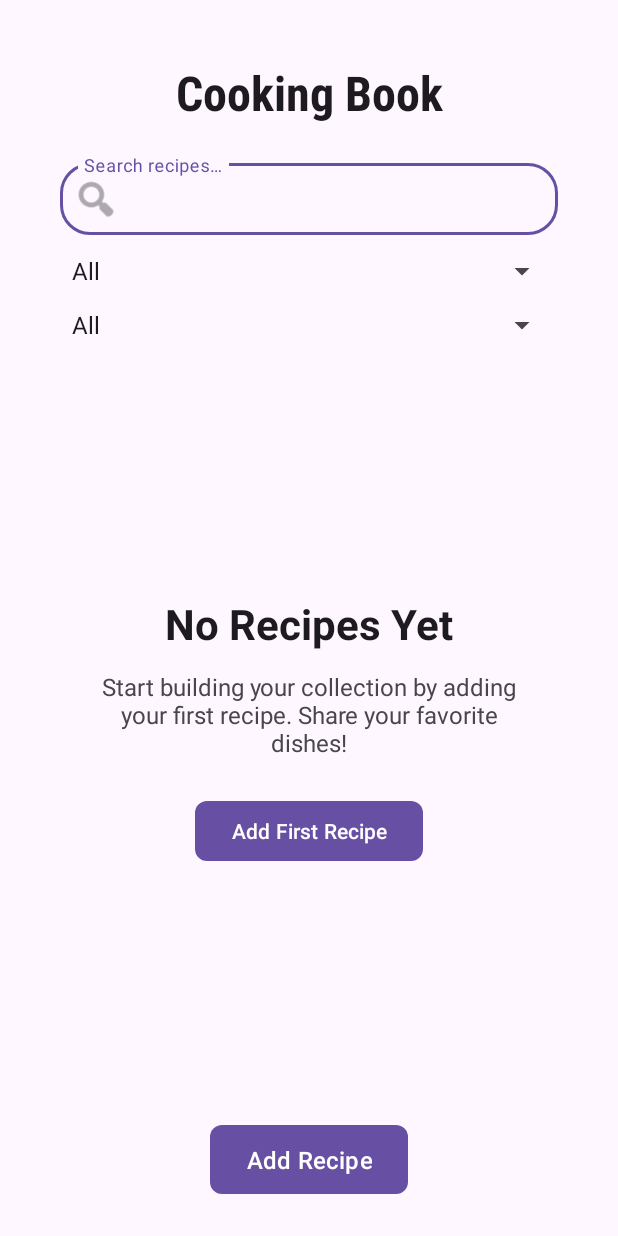
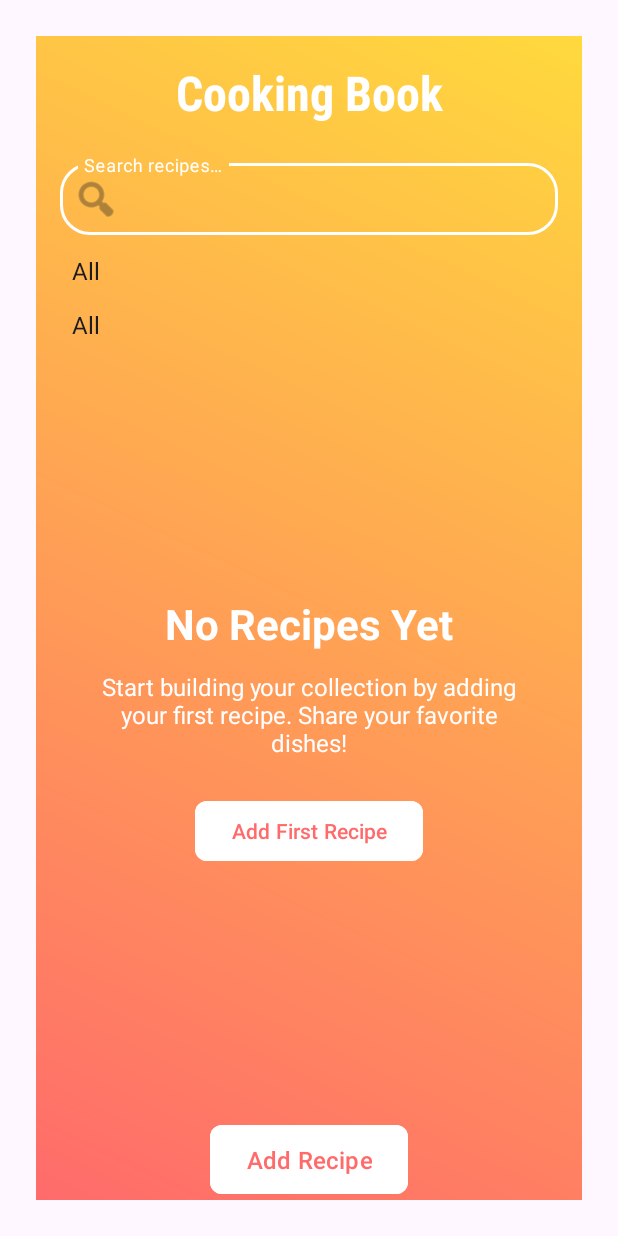
Before and after one commit to Pashinsky38/Cooking-Book, an Android app: the screen it shows after launch (MainActivity), on a phone screen of 412 x 824 dp. Run offline under Robolectric (Android 15) with nearby library versions, the phone set to English and light mode, and no system bars.

Commit message:
Enhance UI with gradient background and color adjustments; add color extraction utility

```diff
--- a/app/build.gradle.kts
+++ b/app/build.gradle.kts
@@ -48,4 +48,7 @@ dependencies {
     // Add Glide for optimized image loading
     implementation(libs.glide)
     annotationProcessor(libs.compiler)
+
+    // For palette
+    implementation(libs.palette.ktx)
 }
--- /dev/null
+++ b/app/src/main/res/drawable/gradient_background.xml
@@ -0,0 +1,8 @@
+<?xml version="1.0" encoding="utf-8"?>
+<shape xmlns:android="http://schemas.android.com/apk/res/android">
+    <gradient
+        android:type="linear"
+        android:angle="45"
+        android:startColor="#FF6B6B"
+        android:endColor="#FFD93D" />
+</shape>
--- a/app/src/main/res/layout/activity_main.xml
+++ b/app/src/main/res/layout/activity_main.xml
@@ -4,9 +4,18 @@
     xmlns:app="http://schemas.android.com/apk/res-auto"
     android:layout_width="match_parent"
     android:layout_height="match_parent"
-    android:background="?android:attr/colorBackground"
     android:fitsSystemWindows="true"
     android:padding="24dp">
+
+    <View
+        android:id="@+id/gradientBackground"
+        android:layout_width="0dp"
+        android:layout_height="0dp"
+        android:background="@drawable/gradient_background"
+        app:layout_constraintTop_toTopOf="parent"
+        app:layout_constraintBottom_toBottomOf="parent"
+        app:layout_constraintStart_toStartOf="parent"
+        app:layout_constraintEnd_toEndOf="parent" />
 
     <TextView
         android:id="@+id/titleTextView"
@@ -15,7 +24,7 @@
         android:layout_marginTop="16dp"
         android:fontFamily="sans-serif-condensed-medium"
         android:text="@string/app_name"
-        android:textColor="?android:attr/textColorPrimary"
+        android:textColor="@android:color/white"
         android:textSize="32sp"
         android:textStyle="bold"
         app:layout_constraintTop_toTopOf="parent"
@@ -35,6 +44,8 @@
         app:boxCornerRadiusTopEnd="20dp"
         app:boxCornerRadiusBottomStart="20dp"
         app:boxCornerRadiusBottomEnd="20dp"
+        app:boxStrokeColor="@android:color/white"
+        app:hintTextColor="@android:color/white"
         app:layout_constraintTop_toBottomOf="@+id/titleTextView"
         app:layout_constraintStart_toStartOf="parent"
         app:layout_constraintEnd_toEndOf="parent">
@@ -47,7 +58,9 @@
             android:inputType="text"
             android:maxLines="1"
             android:paddingTop="12dp"
-            android:paddingBottom="12dp" />
+            android:paddingBottom="12dp"
+            android:textColor="@android:color/white"
+            android:textColorHint="@android:color/white" />
     </com.google.android.material.textfield.TextInputLayout>
 
     <Spinner
@@ -105,7 +118,7 @@
             android:text="@string/empty_state_title"
             android:textSize="28sp"
             android:textStyle="bold"
-            android:textColor="?android:attr/textColorPrimary"
+            android:textColor="@android:color/white"
             android:layout_marginBottom="12dp" />
 
         <TextView
@@ -113,7 +126,7 @@
             android:layout_height="wrap_content"
             android:text="@string/empty_state_message"
             android:textSize="16sp"
-            android:textColor="?android:attr/textColorSecondary"
+            android:textColor="@android:color/white"
             android:gravity="center"
             android:layout_marginBottom="24dp"
             android:paddingStart="32dp"
@@ -124,7 +137,9 @@
             android:text="@string/add_first_recipe"
             android:layout_width="wrap_content"
             android:layout_height="wrap_content"
-            app:cornerRadius="8dp" />
+            app:cornerRadius="8dp"
+            android:backgroundTint="@android:color/white"
+            android:textColor="#FF6B6B" />
     </LinearLayout>
 
     <com.google.android.material.button.MaterialButton
@@ -139,6 +154,8 @@
         android:paddingBottom="12dp"
         android:textSize="16sp"
         app:cornerRadius="8dp"
+        android:backgroundTint="@android:color/white"
+        android:textColor="#FF6B6B"
         app:layout_constraintBottom_toBottomOf="parent"
         app:layout_constraintStart_toStartOf="parent"
         app:layout_constraintEnd_toEndOf="parent" />
--- a/gradle/libs.versions.toml
+++ b/gradle/libs.versions.toml
@@ -9,6 +9,7 @@ appcompat = "1.6.1"
 material = "1.10.0"
 activity = "1.8.0"
 constraintlayout = "2.1.4"
+paletteKtx = "1.0.0"
 
 [libraries]
 compiler = { module = "com.github.bumptech.glide:compiler", version.ref = "glide" }
@@ -21,6 +22,7 @@ appcompat = { group = "androidx.appcompat", name = "appcompat", version.ref = "a
 material = { group = "com.google.android.material", name = "material", version.ref = "material" }
 activity = { group = "androidx.activity", name = "activity", version.ref = "activity" }
 constraintlayout = { group = "androidx.constraintlayout", name = "constraintlayout", version.ref = "constraintlayout" }
+palette-ktx = { module = "androidx.palette:palette-ktx", version.ref = "paletteKtx" }
 
 [plugins]
 android-application = { id = "com.android.application", version.ref = "agp" }
```
Also changed, not shown: app/src/main/java/com/example/cookingbook/ColorUtils.java (added, +61 -0 lines).
